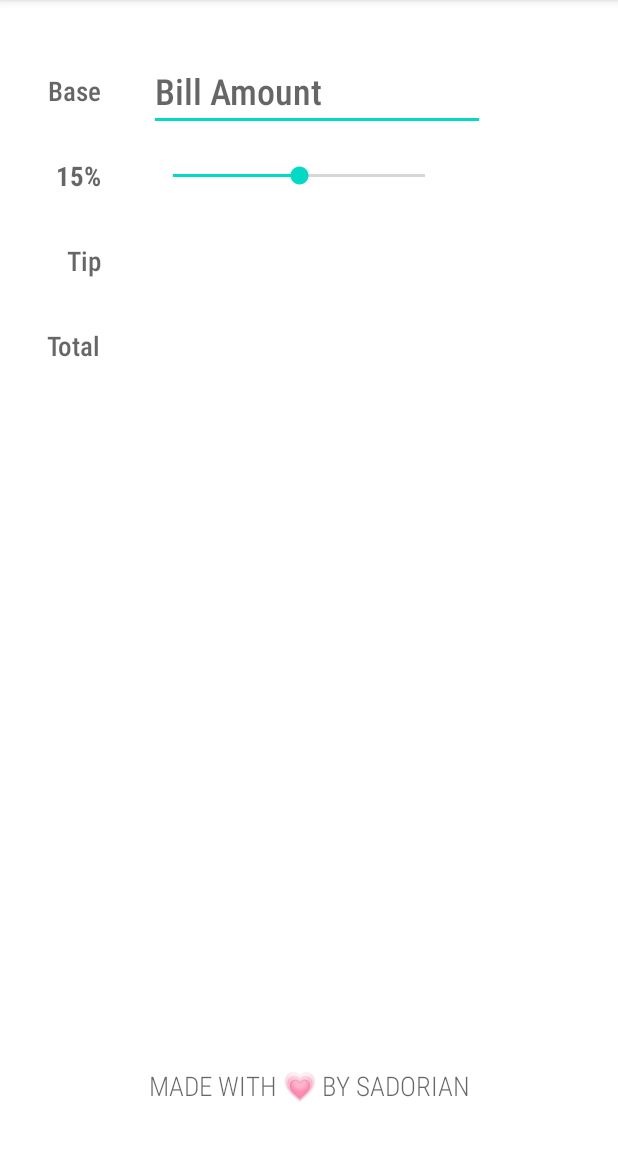
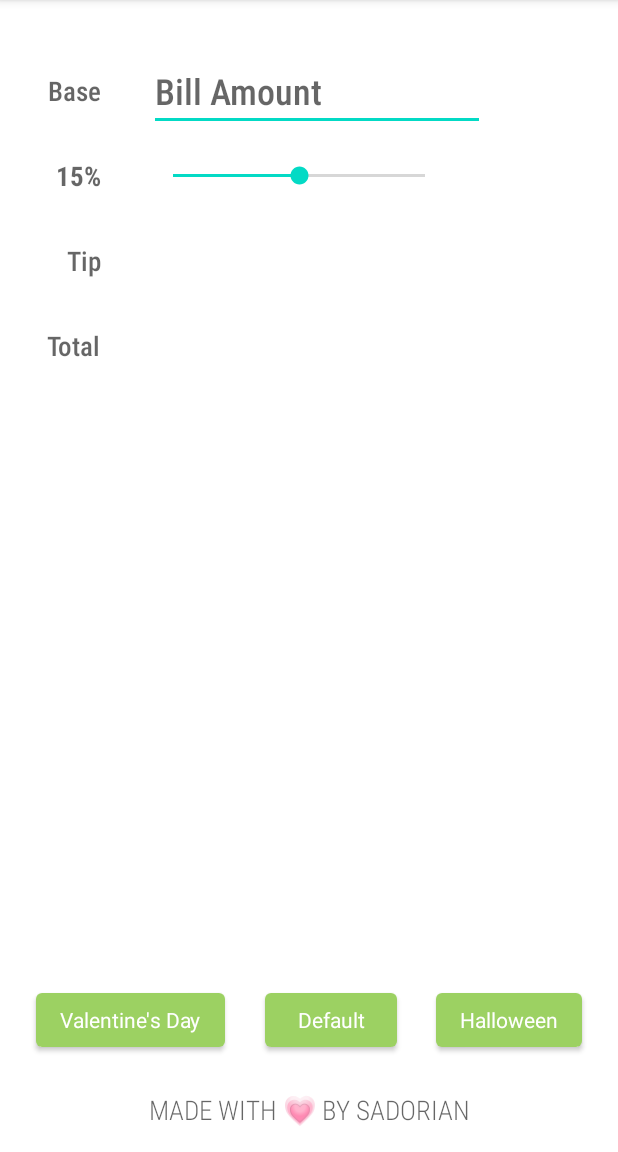
Before and after one commit to sadoreena/TipCalculator, an Android app: the screen it shows after launch (MainActivity), on a phone screen of 412 x 824 dp, the part 84-1236 px from its top. Run offline under Robolectric (Android 15) with nearby library versions, the phone set to English and light mode, and no system bars.

Commit message:
added buttons

```diff
--- a/app/src/main/res/layout/activity_main.xml
+++ b/app/src/main/res/layout/activity_main.xml
@@ -105,7 +105,7 @@
         android:id="@+id/tvMadeWithLove"
         android:layout_width="wrap_content"
         android:layout_height="wrap_content"
-        android:layout_marginBottom="32dp"
+        android:layout_marginBottom="16dp"
         android:fontFamily="sans-serif-condensed-light"
         android:text="Made with 💗 by Sadorian"
         android:textAllCaps="true"
@@ -114,4 +114,39 @@
         app:layout_constraintEnd_toEndOf="parent"
         app:layout_constraintStart_toStartOf="parent" />
 
+    <Button
+        android:id="@+id/DefaultButton"
+        android:layout_width="wrap_content"
+        android:layout_height="wrap_content"
+        android:layout_marginBottom="64dp"
+        android:text="Default"
+        android:textAppearance="@style/TextAppearance.AppCompat.Small"
+        app:layout_constraintBottom_toBottomOf="parent"
+        app:layout_constraintEnd_toStartOf="@+id/HalloweenButton"
+        app:layout_constraintStart_toEndOf="@+id/ValentinesDayButton" />
+
+    <Button
+        android:id="@+id/ValentinesDayButton"
+        android:layout_width="wrap_content"
+        android:layout_height="wrap_content"
+        android:layout_marginStart="24dp"
+        android:text="Valentine's Day"
+        android:textAppearance="@style/TextAppearance.AppCompat.Small"
+        app:layout_constraintBottom_toBottomOf="@+id/DefaultButton"
+        app:layout_constraintStart_toStartOf="parent"
+        app:layout_constraintTop_toTopOf="@+id/DefaultButton"
+        app:layout_constraintVertical_bias="0.0" />
+
+    <Button
+        android:id="@+id/HalloweenButton"
+        android:layout_width="wrap_content"
+        android:layout_height="wrap_content"
+        android:layout_marginEnd="24dp"
+        android:text="Halloween"
+        android:textAppearance="@style/TextAppearance.AppCompat.Small"
+        app:layout_constraintBottom_toBottomOf="@+id/ValentinesDayButton"
+        app:layout_constraintEnd_toEndOf="parent"
+        app:layout_constraintTop_toTopOf="@+id/ValentinesDayButton"
+        app:layout_constraintVertical_bias="0.0" />
+
 </androidx.constraintlayout.widget.ConstraintLayout>
```
